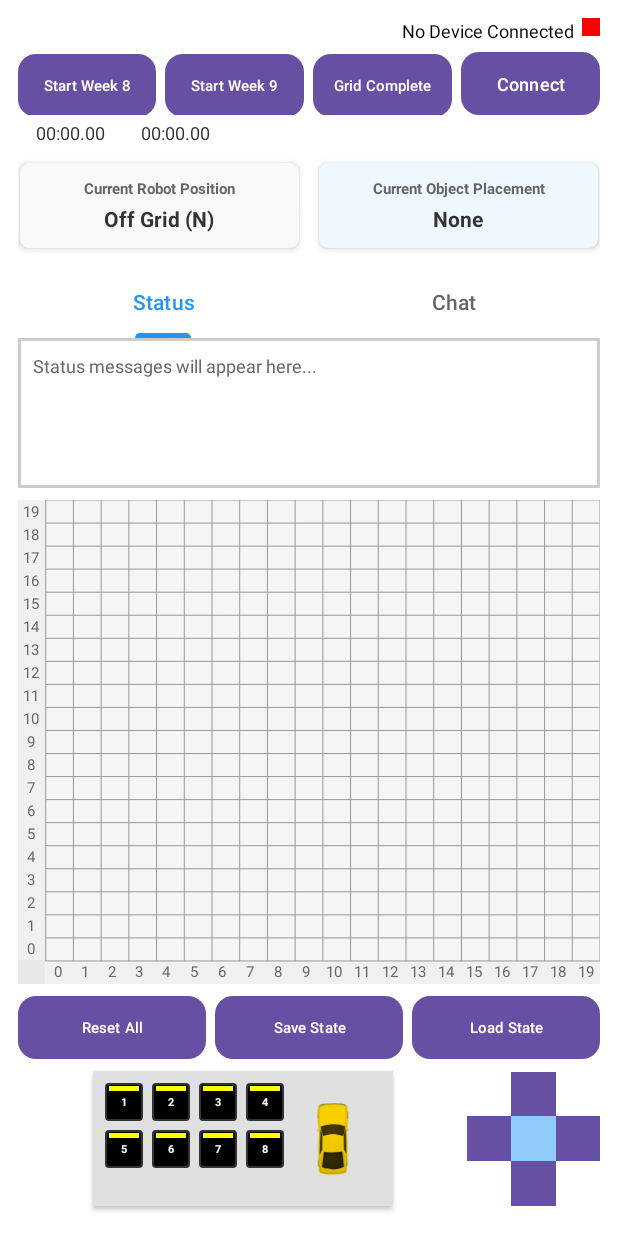
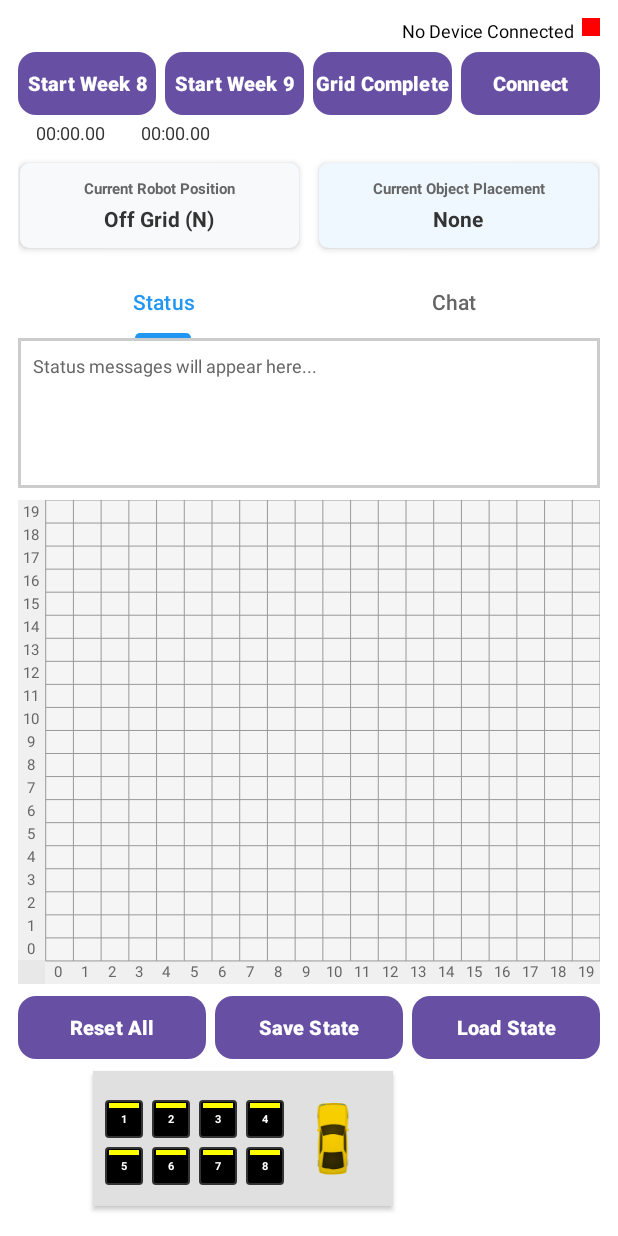
Before and after one commit to Tanya-I/MDP-Group30, an Android app: the screen it shows after launch (MainActivity), on a phone screen of 412 x 824 dp. Run offline under Robolectric (Android 15) with nearby library versions, the phone set to English and light mode, and no system bars.

Commit message:
Final Update to tidy UI

```diff
--- a/Android/app/src/main/res/layout/activity_main.xml
+++ b/Android/app/src/main/res/layout/activity_main.xml
@@ -50,8 +50,10 @@
             android:background="@drawable/rounded_start_button_purple"
             android:text="Start Week 8"
             android:textColor="#FFFFFF"
-            android:textSize="10sp"
-            android:paddingHorizontal="4dp" />
+            android:textSize="13sp"
+            android:textStyle="bold"
+            android:gravity="center"
+            android:paddingHorizontal="2dp" />
 
         <Button
             android:id="@+id/wk9button"
@@ -62,8 +64,10 @@
             android:background="@drawable/rounded_start_button_purple"
             android:text="Start Week 9"
             android:textColor="#FFFFFF"
-            android:textSize="10sp"
-            android:paddingHorizontal="4dp" />
+            android:textSize="13sp"
+            android:textStyle="bold"
+            android:gravity="center"
+            android:paddingHorizontal="2dp" />
 
         <Button
             android:id="@+id/gridCompleteButton"
@@ -74,8 +78,10 @@
             android:background="@drawable/rounded_start_button_purple"
             android:text="Grid Complete"
             android:textColor="#FFFFFF"
-            android:textSize="10sp"
-            android:paddingHorizontal="4dp" />
+            android:textSize="13sp"
+            android:textStyle="bold"
+            android:gravity="center"
+            android:paddingHorizontal="2dp" />
 
         <Button
             android:id="@+id/connect"
@@ -85,8 +91,10 @@
             android:background="@drawable/rounded_start_button_green"
             android:text="Connect"
             android:textColor="#FFFFFF"
-            android:textSize="12sp"
-            android:paddingHorizontal="4dp" />
+            android:textSize="13sp"
+            android:textStyle="bold"
+            android:gravity="center"
+            android:paddingHorizontal="2dp" />
 
     </LinearLayout>
 
@@ -307,8 +315,10 @@
             android:background="@drawable/rounded_start_button_purple"
             android:text="Reset All"
             android:textColor="#FFFFFF"
-            android:textSize="10sp"
-            android:paddingHorizontal="4dp" />
+            android:textSize="13sp"
+            android:textStyle="bold"
+            android:gravity="center"
+            android:paddingHorizontal="2dp" />
 
         <Button
             android:id="@+id/saveStateButton"
@@ -319,8 +329,10 @@
             android:background="@drawable/rounded_start_button_purple"
             android:text="Save State"
             android:textColor="#FFFFFF"
-            android:textSize="10sp"
-            android:paddingHorizontal="4dp" />
+            android:textSize="13sp"
+            android:textStyle="bold"
+            android:gravity="center"
+            android:paddingHorizontal="2dp" />
 
         <Button
             android:id="@+id/loadStateButton"
@@ -330,8 +342,10 @@
             android:background="@drawable/rounded_start_button_purple"
             android:text="Load State"
             android:textColor="#FFFFFF"
-            android:textSize="10sp"
-            android:paddingHorizontal="4dp" />
+            android:textSize="13sp"
+            android:textStyle="bold"
+            android:gravity="center"
+            android:paddingHorizontal="2dp" />
 
     </LinearLayout>
 
@@ -354,10 +368,11 @@
         android:layout_width="25dp"
         android:layout_height="25dp"
         android:layout_marginStart="8dp"
-        android:layout_marginTop="8dp"
         android:elevation="3dp"
         app:layout_constraintStart_toStartOf="@id/obstacles_card"
-        app:layout_constraintTop_toTopOf="@id/obstacles_card">
+        app:layout_constraintTop_toTopOf="@id/obstacles_card"
+        app:layout_constraintBottom_toBottomOf="@id/obstacles_card"
+        app:layout_constraintVertical_bias="0.3">
 
         <ImageView
             android:id="@+id/object1_image"
@@ -514,7 +529,9 @@
         android:layout_marginTop="6dp"
         android:elevation="3dp"
         app:layout_constraintStart_toStartOf="@id/object1"
-        app:layout_constraintTop_toBottomOf="@id/object1">
+        app:layout_constraintTop_toBottomOf="@id/object1"
+        app:layout_constraintBottom_toBottomOf="@id/obstacles_card"
+        app:layout_constraintVertical_bias="0.0">
 
         <ImageView
             android:id="@+id/object5_image"
@@ -681,7 +698,7 @@
         android:id="@+id/dpad_container"
         android:layout_width="100dp"
         android:layout_height="100dp"
-        android:layout_marginStart="50dp"
+        android:layout_marginStart="180dp"
         app:layout_constraintStart_toEndOf="@id/obstacles_card"
         app:layout_constraintEnd_toEndOf="parent"
         app:layout_constraintBottom_toBottomOf="@id/obstacles_card"
@@ -694,7 +711,7 @@
             android:layout_height="30dp"
             android:layout_gravity="center_horizontal|top"
             android:layout_marginTop="5dp"
-            android:background="#2196F3"
+            android:background="#1976D2"
             android:text="↑"
             android:textColor="#FFFFFF"
             android:textSize="14sp"
@@ -707,7 +724,7 @@
             android:layout_height="30dp"
             android:layout_gravity="left|center_vertical"
             android:layout_marginStart="5dp"
-            android:background="#2196F3"
+            android:background="#1976D2"
             android:text="←"
             android:textColor="#FFFFFF"
             android:textSize="14sp"
@@ -728,7 +745,7 @@
             android:layout_height="30dp"
             android:layout_gravity="right|center_vertical"
             android:layout_marginEnd="5dp"
-            android:background="#2196F3"
+            android:background="#1976D2"
             android:text="→"
             android:textColor="#FFFFFF"
             android:textSize="14sp"
@@ -741,7 +758,7 @@
             android:layout_height="30dp"
             android:layout_gravity="center_horizontal|bottom"
             android:layout_marginBottom="5dp"
-            android:background="#2196F3"
+            android:background="#1976D2"
             android:text="↓"
             android:textColor="#FFFFFF"
             android:textSize="14sp"
```
